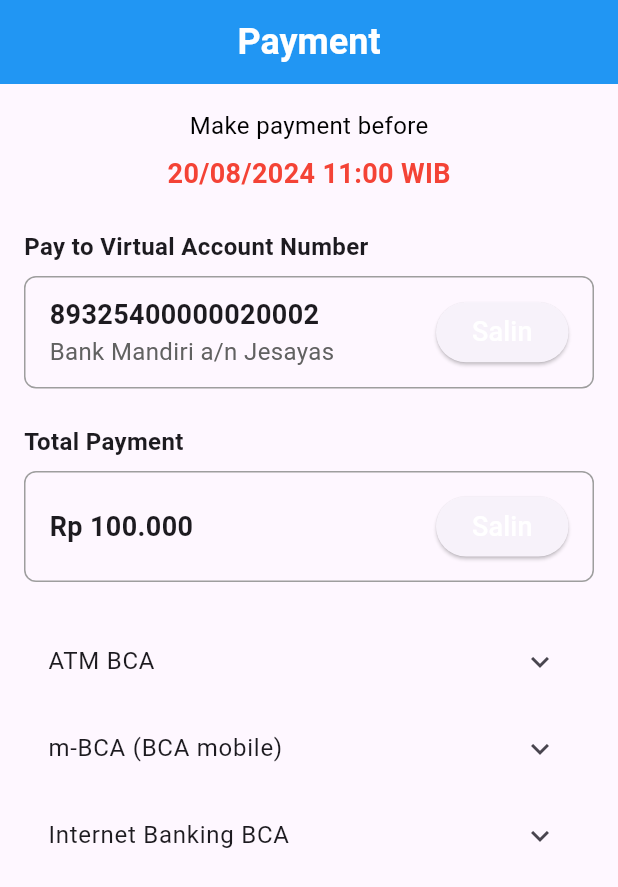
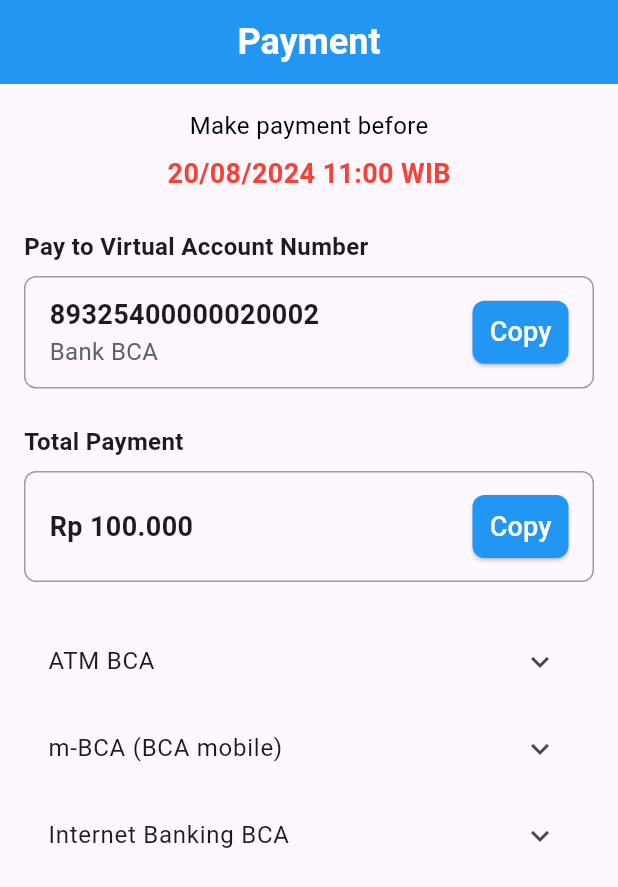
Before and after one commit to thomasthd3000/fitur-flutter, a Flutter app: the screen it shows after launch, on a phone screen of 412 x 824 dp. Shown: the top 887 px of the screen. Run offline on Flutter 3.47's test engine with Material 3 defaults, Android fonts, the light colour scheme and no system bars; our stand-ins replace device_info_plus, fluttertoast, get, permission_handler, webview_flutter; missing offline and left inert: webview_flutter_android, webview_flutter_wkwebview.

Commit message:
Update va.dart

```diff
--- a/lib/src/screens/va.dart
+++ b/lib/src/screens/va.dart
@@ -3,8 +3,9 @@ import 'package:flutter/services.dart';
 
 class VAScreen extends StatelessWidget {
   final String accountNumber = '89325400000020002';
-  final String accountName = 'Bank Mandiri a/n Jesayas';
+  final String accountName = 'Bank BCA';
   final String amount = 'Rp 100.000';
+  final String amountNum = '100000';
 
   const VAScreen({super.key});
 
@@ -86,14 +87,21 @@ class VAScreen extends StatelessWidget {
                     ],
                   ),
                   ElevatedButton(
+                    style: ElevatedButton.styleFrom(
+                      backgroundColor: Colors.blue,
+                      shape: RoundedRectangleBorder(
+                        borderRadius: BorderRadius.circular(8),
+                      ),
+                      padding: const EdgeInsets.all(8),
+                    ),
                     onPressed: () {
                       Clipboard.setData(ClipboardData(text: accountNumber));
                       ScaffoldMessenger.of(context).showSnackBar(
-                        const SnackBar(content: Text('Nomor rekening disalin!')),
+                        const SnackBar(content: Text('Virtual Account Number copied!!')),
                       );
                     },
                     child: const Text(
-                      'Salin',
+                      'Copy',
                       style: TextStyle(
                         color: Colors.white,
                         fontSize: 18,
@@ -130,13 +138,20 @@ class VAScreen extends StatelessWidget {
                   ),
                   ElevatedButton(
                     onPressed: () {
-                      Clipboard.setData(ClipboardData(text: amount));
+                      Clipboard.setData(ClipboardData(text: amountNum));
                       ScaffoldMessenger.of(context).showSnackBar(
-                        const SnackBar(content: Text('Jumlah pembayaran disalin!')),
+                        const SnackBar(content: Text('Total Payment copied!')),
                       );
                     },
+                    style: ElevatedButton.styleFrom(
+                      backgroundColor: Colors.blue,
+                      shape: RoundedRectangleBorder(
+                        borderRadius: BorderRadius.circular(8),
+                      ),
+                      padding: const EdgeInsets.all(8),
+                    ),
                     child: const Text(
-                      'Salin',
+                      'Copy',
                       style: TextStyle(
                         color: Colors.white,
                         fontSize: 18,
@@ -168,6 +183,7 @@ class VAScreen extends StatelessWidget {
                         ],
                       ),
                       Row(
+                        crossAxisAlignment: CrossAxisAlignment.start,
                         children: [
                           Text('3. '),
                           Expanded(
@@ -207,9 +223,70 @@ class VAScreen extends StatelessWidget {
               title: Text("Internet Banking BCA"),
               children: <Widget>[
                 ListTile(
-                  title: Text(
-                      "1. Login pada alamat Internet Banking BCA (https://klikbca.com)\n2. Pilih menu Pembayaran Tagihan > Pembayaran > BCA Virtual Account.\n3. Pada kolom kode bayar, masukkan 5 angka kode perusahaan untuk Tokopedia (80777) dan Nomor HP yang terdaftar di akun Tokopedia Anda (Contoh: 80777081808379295)\n4. Di halaman konfirmasi, pastikan detil pembayaran sudah sesuai seperti Nomor BCA Virtual Account, Nama Pelanggan dan Jumlah Pembayaran\n5. Masukkan password dan mToken\n6. Cetak/simpan struk pembayaran BCA Virtual Account sebagai bukti pembayaran"),
+                  title: Column(
+                    crossAxisAlignment: CrossAxisAlignment.start, // Align text to the left
+                    children: [
+                      Row(
+                        crossAxisAlignment: CrossAxisAlignment.start,
+                        children: [
+                          Text('1. '),
+                          Expanded(child: Text('Login pada alamat Internet Banking BCA (https://klikbca.com)')),
+                        ],
+                      ),
+                      SizedBox(height: 4),
+                      Row(
+                        crossAxisAlignment: CrossAxisAlignment.start,
+                        children: [
+                          Text('2. '),
+                          Expanded(
+                            child: Text('Pilih menu Pembayaran Tagihan > Pembayaran > BCA Virtual Account.'),
+                          ),
+                        ],
+                      ),
+                      SizedBox(height: 4),
+                      Row(
+                        children: [
+                          Text('3. '),
+                          Expanded(
+                            child: Text(
+                              'Pada kolom kode bayar, masukkan kode perusahaan dan Nomor Virtual Account.',
+                            ),
+                          ),
+                        ],
+                      ),
+                      SizedBox(height: 4),
+                      Row(
+                        crossAxisAlignment: CrossAxisAlignment.start,
+                        children: [
+                          Text('4. '),
+                          Expanded(
+                            child: Text(
+                                'Di halaman konfirmasi, pastikan detil pembayaran sudah sesuai seperti Nomor BCA Virtual Account, Nama Pelanggan dan Jumlah Pembayaran'),
+                          ),
+                        ],
+                      ),
+                      SizedBox(height: 4),
+                      Row(
+                        children: [
+                          Text('5. '),
+                          Expanded(child: Text('Masukkan password dan mToken')),
+                        ],
+                      ),
+                      SizedBox(height: 4),
+                      Row(
+                        crossAxisAlignment: CrossAxisAlignment.start,
+                        children: [
+                          Text('6. '),
+                          Expanded(child: Text('Cetak/simpan struk pembayaran BCA Virtual Account sebagai bukti pembayaran')),
+                        ],
+                      ),
+                    ],
+                  ),
                 ),
+                // ListTile(
+                //   title: Text(
+                //       "1. Login pada alamat Internet Banking BCA (https://klikbca.com)\n2. Pilih menu Pembayaran Tagihan > Pembayaran > BCA Virtual Account.\n3. Pada kolom kode bayar, masukkan 5 angka kode perusahaan untuk Tokopedia (80777) dan Nomor HP yang terdaftar di akun Tokopedia Anda (Contoh: 80777081808379295)\n4. Di halaman konfirmasi, pastikan detil pembayaran sudah sesuai seperti Nomor BCA Virtual Account, Nama Pelanggan dan Jumlah Pembayaran\n5. Masukkan password dan mToken\n6. Cetak/simpan struk pembayaran BCA Virtual Account sebagai bukti pembayaran"),
+                // ),
               ],
             ),
           ],
```
